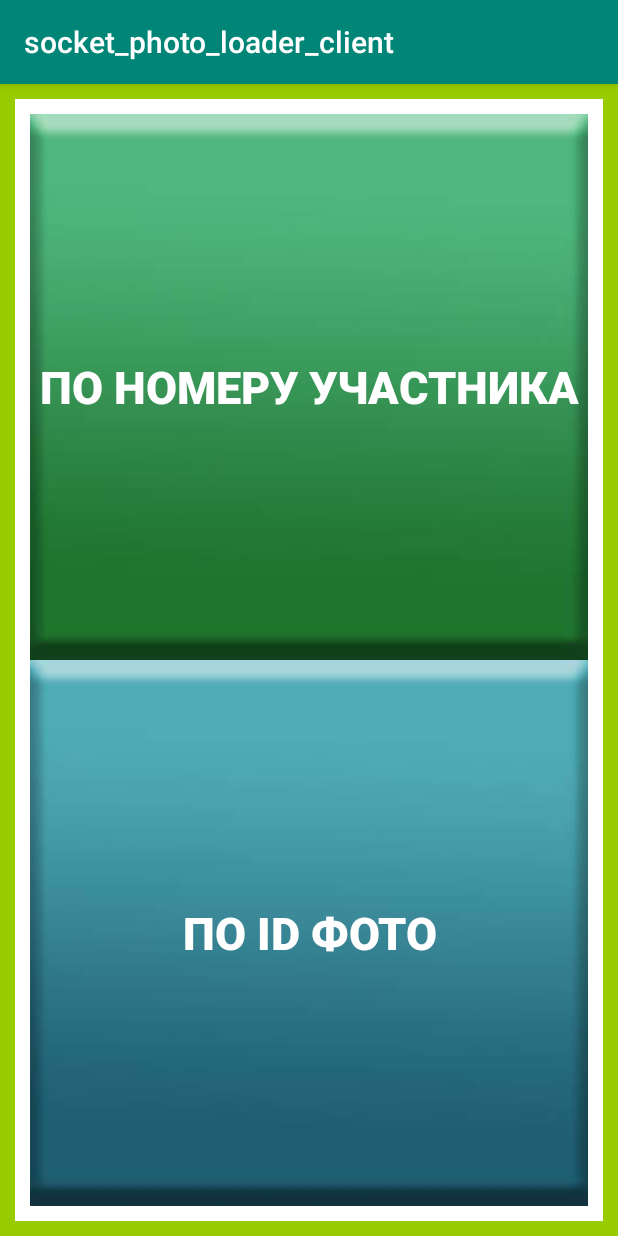
After one commit to russdreamer/-Photo-thief-Android, an Android app: the fragment GettingWaysMenu shown on its own in the app's theme, on a phone screen of 412 x 824 dp. The commit adds this screen. Run offline under Robolectric (Android 15) with nearby library versions, the phone set to English and light mode, and no system bars.

Commit message:
main page

```diff
--- /dev/null
+++ b/app/src/main/java/com/toolittlespot/socket_photo_loader_client/fragments/GettingWaysMenu.kt
@@ -0,0 +1,33 @@
+package com.toolittlespot.socket_photo_loader_client.fragments
+
+
+import android.os.Bundle
+import android.support.v4.app.Fragment
+import android.view.LayoutInflater
+import android.view.View
+import android.view.ViewGroup
+import android.widget.Button
+import com.toolittlespot.socket_photo_loader_client.MainActivity
+import com.toolittlespot.socket_photo_loader_client.R
+
+
+class GettingWaysMenu : Fragment() {
+    private lateinit var fragmentView: View
+
+    override fun onCreateView(
+        inflater: LayoutInflater, container: ViewGroup?,
+        savedInstanceState: Bundle?
+    ): View? {
+        fragmentView =  inflater.inflate(R.layout.fragment_getting_ways_menu, container, false)
+        fragmentView.findViewById<Button>(R.id.on_number_button).setOnClickListener {
+            (activity as MainActivity).changeMainLayout(Events())
+        }
+        fragmentView.findViewById<Button>(R.id.on_id_button).setOnClickListener{
+            (activity as MainActivity).changeMainLayout(OnIdGetter())
+        }
+
+        return fragmentView;
+    }
+
+
+}
--- /dev/null
+++ b/app/src/main/res/drawable/green_btn_effect.xml
@@ -0,0 +1,8 @@
+<?xml version="1.0" encoding="utf-8"?>
+<selector xmlns:android="http://schemas.android.com/apk/res/android">
+
+    <item android:drawable="@drawable/green_btn" android:state_selected="true"/>
+    <item android:drawable="@drawable/green_pressed_btn" android:state_pressed="true"/>
+    <item android:drawable="@drawable/green_btn"/>
+
+</selector>
--- /dev/null
+++ b/app/src/main/res/drawable/sky_btn_effect.xml
@@ -0,0 +1,8 @@
+<?xml version="1.0" encoding="utf-8"?>
+<selector xmlns:android="http://schemas.android.com/apk/res/android">
+
+    <item android:drawable="@drawable/sky_btn" android:state_selected="true"/>
+    <item android:drawable="@drawable/sky_pressed_btn" android:state_pressed="true"/>
+    <item android:drawable="@drawable/sky_btn"/>
+
+</selector>
--- /dev/null
+++ b/app/src/main/res/layout/fragment_getting_ways_menu.xml
@@ -0,0 +1,37 @@
+<?xml version="1.0" encoding="utf-8"?>
+<android.support.constraint.ConstraintLayout xmlns:android="http://schemas.android.com/apk/res/android"
+                                             xmlns:app="http://schemas.android.com/apk/res-auto"
+                                             xmlns:tools="http://schemas.android.com/tools"
+                                             android:layout_width="match_parent"
+                                             android:layout_height="match_parent"
+                                             tools:context=".fragments.GettingWaysMenu" android:id="@+id/frameLayout"
+                                             android:background="@android:color/holo_green_light">
+    <ImageView
+            android:src="@android:color/background_light"
+            android:layout_width="0dp"
+            android:layout_height="0dp" android:id="@+id/bg"
+            app:layout_constraintStart_toStartOf="parent"
+            app:layout_constraintEnd_toEndOf="parent" app:layout_constraintTop_toTopOf="parent"
+            app:layout_constraintBottom_toBottomOf="parent" android:layout_margin="10dp"
+            android:fadingEdge="none"/>
+    <LinearLayout
+            android:orientation="vertical"
+            android:layout_width="0dp"
+            android:layout_height="0dp"
+            app:layout_constraintBottom_toBottomOf="@+id/bg" app:layout_constraintTop_toTopOf="@+id/bg"
+            app:layout_constraintStart_toStartOf="@+id/bg" app:layout_constraintEnd_toEndOf="@+id/bg"
+            android:layout_margin="10dp">
+        <Button
+                android:text="ПО НОМЕРУ УЧАСТНИКА"
+                android:layout_width="match_parent"
+                android:layout_height="wrap_content" android:id="@+id/on_number_button" android:layout_weight="1"
+                android:textSize="30sp" android:textStyle="bold" android:textColor="@android:color/white"
+                android:background="@drawable/green_btn_effect"/>
+        <Button
+                android:text="ПО ID ФОТО"
+                android:layout_width="match_parent"
+                android:layout_height="wrap_content" android:id="@+id/on_id_button" android:layout_weight="1"
+                android:textSize="30sp" android:textStyle="bold"
+                android:background="@drawable/sky_btn_effect" android:textColor="@android:color/white"/>
+    </LinearLayout>
+</android.support.constraint.ConstraintLayout>
--- a/app/src/main/res/values/strings.xml
+++ b/app/src/main/res/values/strings.xml
@@ -1,3 +1,6 @@
 <resources>
     <string name="app_name">socket_photo_loader_client</string>
+
+    <!-- TODO: Remove or change this placeholder text -->
+    <string name="hello_blank_fragment">Hello blank fragment</string>
 </resources>
```
Also changed, not shown: app/src/main/res/drawable/green_btn.jpg (added), app/src/main/res/drawable/green_pressed_btn.jpg (added), app/src/main/res/drawable/sky_btn.jpg (added), app/src/main/res/drawable/sky_pressed_btn.jpg (added).
